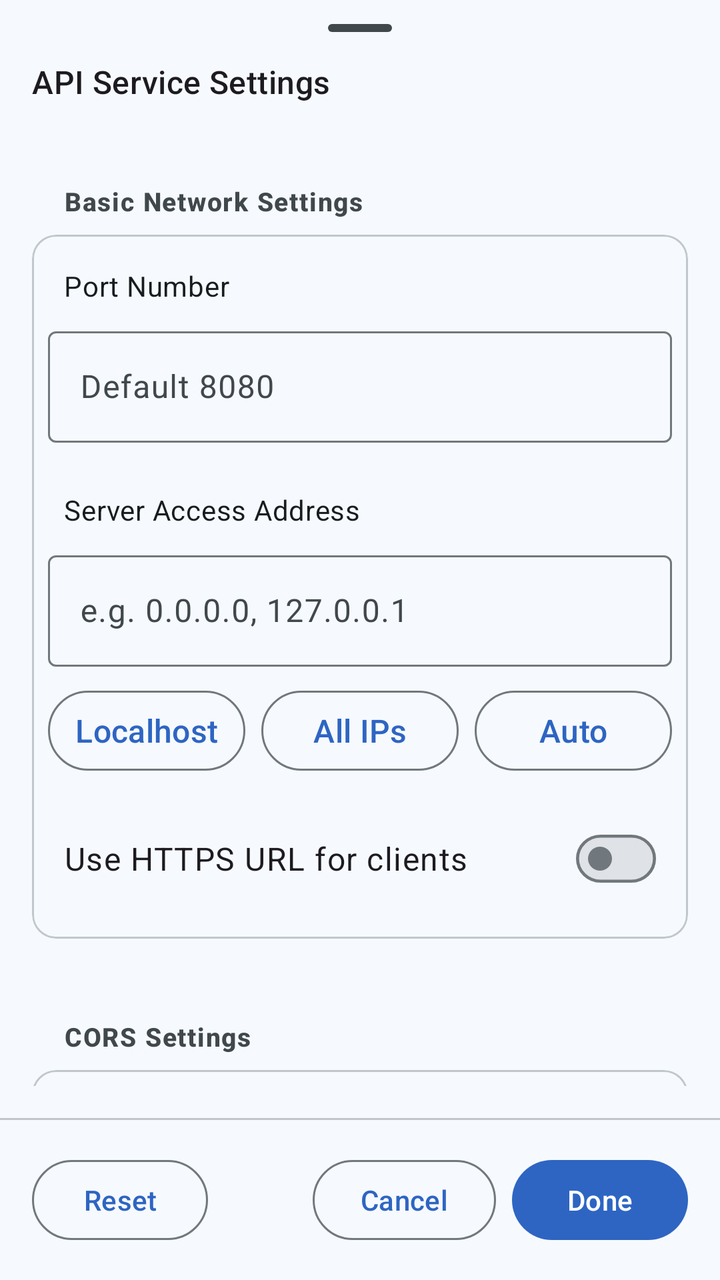
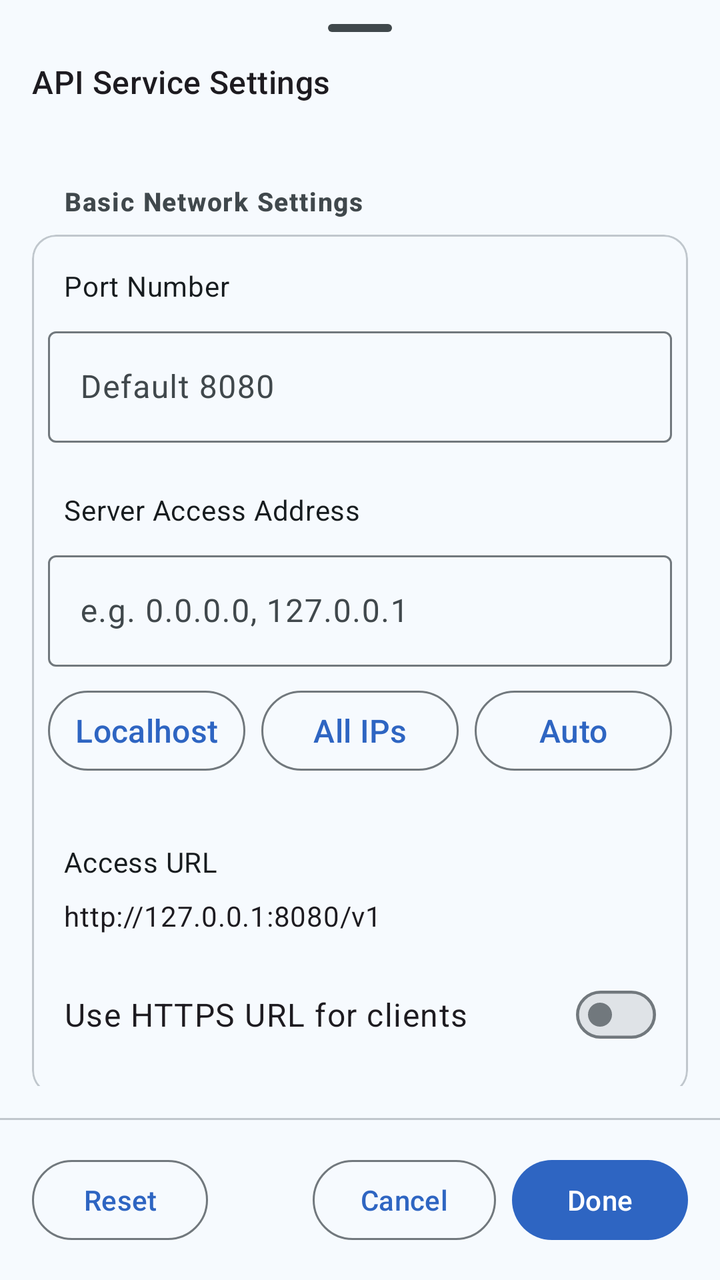

Screens rendered from an Android XML layout before and after an edit, with the pre-edit source and the edit as a unified diff.
<!-- AndroidManifest.xml: application theme AppTheme -->
<!-- res/layout/fragment_api_settings_sheet.xml -->
<?xml version="1.0" encoding="utf-8"?>
<RelativeLayout xmlns:android="http://schemas.android.com/apk/res/android"
    xmlns:app="http://schemas.android.com/apk/res-auto"
    xmlns:tools="http://schemas.android.com/tools"
    android:layout_width="match_parent"
    android:layout_height="match_parent">

    <com.google.android.material.bottomsheet.BottomSheetDragHandleView
        android:id="@+id/drag_handle"
        android:layout_width="match_parent"
        android:layout_height="wrap_content"
        tools:ignore="MissingConstraints" />

    <TextView
        android:id="@+id/sheet_title"
        android:layout_width="match_parent"
        android:layout_height="wrap_content"
        android:layout_marginStart="16dp"
        android:layout_marginTop="30dp"
        android:layout_marginEnd="16dp"
        android:layout_marginBottom="16dp"
        android:text="@string/api_settings_title"
        android:textAppearance="?attr/textAppearanceTitleMedium" />

    <LinearLayout
        android:id="@+id/button_bar_layout"
        android:layout_width="match_parent"
        android:layout_height="wrap_content"
        android:layout_alignParentBottom="true"
        android:orientation="horizontal"
        android:paddingStart="16dp"
        android:paddingTop="16dp"
        android:paddingEnd="16dp"
        android:paddingBottom="16dp">

        <com.google.android.material.button.MaterialButton
            android:id="@+id/button_reset"
            style="?attr/materialButtonOutlinedStyle"
            android:layout_width="wrap_content"
            android:layout_height="wrap_content"
            android:text="@string/reset" />

        <Space
            android:layout_width="0dp"
            android:layout_height="1dp"
            android:layout_weight="1" />

        <com.google.android.material.button.MaterialButton
            android:id="@+id/button_cancel"
            style="?attr/materialButtonOutlinedStyle"
            android:layout_width="wrap_content"
            android:layout_height="wrap_content"
            android:layout_marginEnd="8dp"
            android:text="@string/settings_cancel" />

        <com.google.android.material.button.MaterialButton
            android:id="@+id/button_save"
            style="@style/Widget.Material3.Button"
            android:layout_width="wrap_content"
            android:layout_height="wrap_content"
            android:text="@string/settings_done" />
    </LinearLayout>

    <com.google.android.material.divider.MaterialDivider
        android:id="@+id/divider_bottom"
        android:layout_width="match_parent"
        android:layout_height="wrap_content"
        android:layout_above="@id/button_bar_layout" />

    <androidx.core.widget.NestedScrollView
        android:id="@+id/settings_scroll_view"
        android:layout_width="match_parent"
        android:layout_height="match_parent"
        android:layout_above="@id/divider_bottom"
        android:layout_below="@id/sheet_title"
        android:layout_marginBottom="16dp"
        android:descendantFocusability="beforeDescendants"
        android:focusableInTouchMode="true">

        <LinearLayout
            android:layout_width="match_parent"
            android:layout_height="wrap_content"
            android:orientation="vertical"
            android:paddingLeft="8dp"
            android:paddingRight="8dp"
            android:paddingBottom="16dp">

            <TextView
                android:id="@+id/tv_section_network"
                style="@style/SettingsSectionHeader"
                android:text="@string/basic_network_settings"
                android:visibility="visible" />

            <com.google.android.material.card.MaterialCardView
                style="@style/SettingsSectionGroup"
                android:layout_width="match_parent"
                android:layout_height="wrap_content"
                android:layout_marginStart="8dp"
                android:layout_marginEnd="8dp"
                android:layout_marginBottom="16dp"
                android:paddingBottom="8dp">

                <LinearLayout
                    android:layout_width="match_parent"
                    android:layout_height="wrap_content"
                    android:orientation="vertical">

                    <TextView
                        android:id="@+id/label_port"
                        style="@style/SettingsRowLabel"
                        android:layout_width="wrap_content"
                        android:layout_marginStart="16dp"
                        android:layout_marginTop="16dp"
                        android:layout_weight="1"
                        android:text="@string/port_number" />

                    <com.google.android.material.textfield.TextInputLayout
                        android:id="@+id/layout_port"
                        android:layout_width="match_parent"
                        android:layout_height="wrap_content"
                        android:layout_margin="8dp"
                        android:hint="@string/default_8080">

                        <com.google.android.material.textfield.TextInputEditText
                            android:id="@+id/edit_port"
                            android:layout_width="match_parent"
                            android:layout_height="wrap_content"
                            android:inputType="number" />
                    </com.google.android.material.textfield.TextInputLayout>

                    <TextView
                        android:id="@+id/label_ip"
                        style="@style/SettingsRowLabel"
                        android:layout_width="wrap_content"
                        android:layout_marginStart="16dp"
                        android:layout_marginTop="16dp"
                        android:layout_weight="1"
                        android:text="@string/server_access_address" />

                    <com.google.android.material.textfield.TextInputLayout
                        android:id="@+id/layout_ip_address"
                        android:layout_width="match_parent"
                        android:layout_height="wrap_content"
                        android:layout_margin="8dp"
                        android:hint="@string/ip_hint">

                        <com.google.android.material.textfield.TextInputEditText
                            android:id="@+id/edit_ip_address"
                            android:layout_width="match_parent"
                            android:layout_height="wrap_content" />
                    </com.google.android.material.textfield.TextInputLayout>

                    
                    <LinearLayout
                        android:layout_width="match_parent"
                        android:layout_height="wrap_content"
                        android:layout_marginStart="8dp"
                        android:layout_marginEnd="8dp"
                        android:layout_marginBottom="16dp"
                        android:gravity="center"
                        android:orientation="horizontal">

                        <com.google.android.material.button.MaterialButton
                            android:id="@+id/btn_ip_localhost"
                            style="@style/Widget.Material3.Button.OutlinedButton"
                            android:layout_width="0dp"
                            android:layout_height="wrap_content"
                            android:layout_marginEnd="4dp"
                            android:layout_weight="1"
                            android:padding="4dp"
                            android:text="@string/local_loopback"
                            android:textSize="16sp" />

                        <com.google.android.material.button.MaterialButton
                            android:id="@+id/btn_ip_lan"
                            style="@style/Widget.Material3.Button.OutlinedButton"
                            android:layout_width="0dp"
                            android:layout_height="wrap_content"
                            android:layout_marginStart="4dp"
                            android:layout_marginEnd="4dp"
                            android:layout_weight="1"
                            android:padding="4dp"
                            android:text="@string/listen_all"
                            android:textSize="16sp" />

                        <com.google.android.material.button.MaterialButton
                            android:id="@+id/btn_ip_auto"
                            style="@style/Widget.Material3.Button.OutlinedButton"
                            android:layout_width="0dp"
                            android:layout_height="wrap_content"
                            android:layout_marginStart="4dp"
                            android:layout_weight="1"
                            android:padding="4dp"
                            android:text="@string/auto_detect"
                            android:textSize="16sp" />

                    </LinearLayout>

                                    <LinearLayout
                        android:layout_width="match_parent"
                        android:layout_height="wrap_content"
                        android:gravity="center_vertical"
                        android:orientation="horizontal"
                        android:paddingStart="16dp"
                        android:paddingEnd="16dp"
                        android:paddingBottom="16dp">

                        <TextView
                            android:layout_width="0dp"
                            android:layout_height="wrap_content"
                            android:layout_weight="1"
                            android:text="@string/use_https_url"
                            android:textAppearance="?attr/textAppearanceBodyLarge" />

                        <com.google.android.material.materialswitch.MaterialSwitch
                            android:id="@+id/switch_use_https_url"
                            android:layout_width="wrap_content"
                            android:layout_height="wrap_content" />

                    </LinearLayout>

                </LinearLayout>
            </com.google.android.material.card.MaterialCardView>


            <TextView
                style="@style/SettingsSectionHeader"
                android:text="@string/cors_settings"
                android:visibility="visible" />

            <com.google.android.material.card.MaterialCardView
                style="@style/SettingsSectionGroup"
                android:layout_width="match_parent"
                android:layout_height="wrap_content"
                android:layout_marginStart="8dp"
                android:layout_marginEnd="8dp"
                android:layout_marginBottom="16dp"
                android:visibility="visible">

                <LinearLayout
                    android:layout_width="match_parent"
                    android:layout_height="wrap_content"
                    android:orientation="vertical">

                    <LinearLayout
                        android:layout_width="match_parent"
                        android:layout_height="wrap_content"
                        android:gravity="center_vertical"
                        android:orientation="horizontal"
                        android:padding="16dp">

                        <TextView
                            android:layout_width="0dp"
                            android:layout_height="wrap_content"
                            android:layout_weight="1"
                            android:text="@string/enable_cors"
                            android:textAppearance="?attr/textAppearanceBodyLarge" />

                        <com.google.android.material.materialswitch.MaterialSwitch
                            android:id="@+id/switch_cors"
                            android:layout_width="wrap_content"
                            android:layout_height="wrap_content" />

                    </LinearLayout>

                    <com.google.android.material.textfield.TextInputLayout
                        android:id="@+id/layout_cors_origins"
                        android:layout_width="match_parent"
                        android:layout_height="wrap_content"
                        android:layout_margin="8dp"
                        android:layout_marginBottom="16dp"
                        android:hint="@string/default_allow_all_origins"
                        android:visibility="gone">

                        <com.google.android.material.textfield.TextInputEditText
                            android:id="@+id/edit_cors_origins"
                            android:layout_width="match_parent"
                            android:layout_height="wrap_content" />
                    </com.google.android.material.textfield.TextInputLayout>

                </LinearLayout>
            </com.google.android.material.card.MaterialCardView>

            <TextView
                style="@style/SettingsSectionHeader"
                android:text="@string/auth_settings"
                android:visibility="visible" />

            <com.google.android.material.card.MaterialCardView
                style="@style/SettingsSectionGroup"
                android:layout_width="match_parent"
                android:layout_height="wrap_content"
                android:layout_marginStart="8dp"
                android:layout_marginEnd="8dp"
                android:layout_marginBottom="16dp"
                android:visibility="visible">

                <LinearLayout
                    android:layout_width="match_parent"
                    android:layout_height="wrap_content"
                    android:orientation="vertical">

                    <LinearLayout
                        android:layout_width="match_parent"
                        android:layout_height="wrap_content"
                        android:gravity="center_vertical"
                        android:orientation="horizontal"
                        android:padding="16dp">

                        <TextView
                            android:layout_width="0dp"
                            android:layout_height="wrap_content"
                            android:layout_weight="1"
                            android:text="@string/enable_api_key_auth"
                            android:textAppearance="?attr/textAppearanceBodyLarge" />

                        <com.google.android.material.materialswitch.MaterialSwitch
                            android:id="@+id/switch_auth"
                            android:layout_width="wrap_content"
                            android:layout_height="wrap_content"
                            android:checked="true" />

                    </LinearLayout>

                    <com.google.android.material.textfield.TextInputLayout
                        android:id="@+id/layout_api_key"
                        android:layout_width="match_parent"
                        android:layout_height="wrap_content"
                        android:layout_margin="8dp"
                        android:layout_marginBottom="16dp"
                        android:hint="@string/api_key"
                        android:visibility="visible">

                        <com.google.android.material.textfield.TextInputEditText
                            android:id="@+id/edit_api_key"
                            android:layout_width="match_parent"
                            android:layout_height="wrap_content"
                            android:inputType="text" />
                    </com.google.android.material.textfield.TextInputLayout>

                </LinearLayout>
            </com.google.android.material.card.MaterialCardView>

        </LinearLayout>

    </androidx.core.widget.NestedScrollView>

</RelativeLayout>
<!-- resources referenced by this layout -->
<resources>
  <string name="api_key">API Key</string>
  <string name="api_settings_title">API Service Settings</string>
  <string name="auth_settings">Authentication</string>
  <string name="auto_detect">Auto</string>
  <string name="basic_network_settings">Basic Network Settings</string>
  <string name="cors_settings">CORS Settings</string>
  <string name="default_8080">Default 8080</string>
  <string name="default_allow_all_origins">Allow all origins (comma separated)</string>
  <string name="enable_api_key_auth">Enable API Key Authentication</string>
  <string name="enable_cors">Enable CORS</string>
  <string name="ip_hint">e.g. 0.0.0.0, 127.0.0.1</string>
  <string name="listen_all">All IPs</string>
  <string name="local_loopback">Localhost</string>
  <string name="port_number">Port Number</string>
  <string name="reset">Reset</string>
  <string name="server_access_address">Server Access Address</string>
  <string name="settings_cancel">Cancel</string>
  <string name="settings_done">Done</string>
  <string name="use_https_url">Use HTTPS URL for clients</string>
  <color name="md_theme_primary">#2E65C2</color>
  <color name="md_theme_onPrimary">#FFFFFF</color>
  <color name="md_theme_primaryContainer">#e8f0fe</color>
  <color name="md_theme_onPrimaryContainer">#2f4578</color>
  <color name="md_theme_secondary">#4D616C</color>
  <color name="md_theme_onSecondary">#FFFFFF</color>
  <color name="md_theme_secondaryContainer">#D1E6F3</color>
  <color name="md_theme_onSecondaryContainer">#364954</color>
  <color name="md_theme_tertiary">#5F5A7D</color>
  <color name="md_theme_onTertiary">#FFFFFF</color>
  <color name="md_theme_tertiaryContainer">#E5DEFF</color>
  <color name="md_theme_onTertiaryContainer">#474364</color>
  <color name="md_theme_error">#BA1A1A</color>
  <color name="md_theme_onError">#FFFFFF</color>
  <color name="md_theme_errorContainer">#FFDAD6</color>
  <color name="md_theme_onErrorContainer">#93000A</color>
  <color name="md_theme_surface">#F6FAFE</color>
  <color name="md_theme_onBackground">#171C1F</color>
  <color name="md_theme_onSurface">#171C1F</color>
  <color name="md_theme_surfaceVariant">#DCE3E9</color>
  <color name="md_theme_onSurfaceVariant">#40484C</color>
  <color name="md_theme_outline">#71787D</color>
  <color name="md_theme_outlineVariant">#C0C7CD</color>
  <color name="md_theme_inverseSurface">#2C3134</color>
  <color name="md_theme_inverseOnSurface">#EDF1F5</color>
  <color name="md_theme_inversePrimary">#8ECFF2</color>
  <color name="md_theme_primaryFixed">#C1E8FF</color>
  <color name="md_theme_onPrimaryFixed">#001E2B</color>
  <color name="md_theme_primaryFixedDim">#8ECFF2</color>
  <color name="md_theme_onPrimaryFixedVariant">#004D67</color>
  <color name="md_theme_secondaryFixed">#D1E6F3</color>
  <color name="md_theme_onSecondaryFixed">#091E28</color>
  <color name="md_theme_secondaryFixedDim">#B5C9D7</color>
  <color name="md_theme_onSecondaryFixedVariant">#364954</color>
  <color name="md_theme_tertiaryFixed">#E5DEFF</color>
  <color name="md_theme_onTertiaryFixed">#1B1736</color>
  <color name="md_theme_tertiaryFixedDim">#C8C2EA</color>
  <color name="md_theme_onTertiaryFixedVariant">#474364</color>
  <color name="md_theme_surfaceDim">#D6DADE</color>
  <color name="md_theme_surfaceBright">#F6FAFE</color>
  <color name="md_theme_surfaceContainerLowest">#FFFFFF</color>
  <color name="md_theme_surfaceContainerLow">#F0F4F8</color>
  <color name="md_theme_surfaceContainer">#EAEEF2</color>
  <color name="md_theme_surfaceContainerHigh">#E5E9ED</color>
  <color name="md_theme_surfaceContainerHighest">#DFE3E7</color>
  <color name="colorCustomColor1">#166683</color>
  <color name="colorOnCustomColor1">#FFFFFF</color>
  <color name="colorCustomColor1Container">#C0E8FF</color>
  <color name="colorOnCustomColor1Container">#004D66</color>
  <color name="accentColor">#4252B6</color>
  <!-- unchanged entries left out for length: 5 -->
</resources>

<!-- the commit's change to res/layout/fragment_api_settings_sheet.xml (unified diff, before → after) -->
@@ -196,7 +196,27 @@
 
                     </LinearLayout>
 
-                                    <LinearLayout
+                    <TextView
+                        android:id="@+id/label_access_url"
+                        style="@style/SettingsRowLabel"
+                        android:layout_width="wrap_content"
+                        android:layout_marginStart="16dp"
+                        android:layout_marginTop="16dp"
+                        android:text="@string/access_url" />
+
+                    <TextView
+                        android:id="@+id/text_access_url"
+                        android:layout_width="match_parent"
+                        android:layout_height="wrap_content"
+                        android:layout_marginStart="8dp"
+                        android:layout_marginEnd="8dp"
+                        android:layout_marginBottom="8dp"
+                        android:background="?attr/selectableItemBackground"
+                        android:padding="8dp"
+                        android:text="http://127.0.0.1:8080/v1"
+                        android:textAppearance="?attr/textAppearanceBodyMedium" />
+
+                    <LinearLayout
                         android:layout_width="match_parent"
                         android:layout_height="wrap_content"
                         android:gravity="center_vertical"
<!-- resource entries referenced after the edit -->
@@ -1,5 +1,6 @@
 <!-- resources referenced by this layout -->
 <resources>
+  <string name="access_url">Access URL</string>
   <string name="api_key">API Key</string>
   <string name="api_settings_title">API Service Settings</string>
   <string name="auth_settings">Authentication</string>
